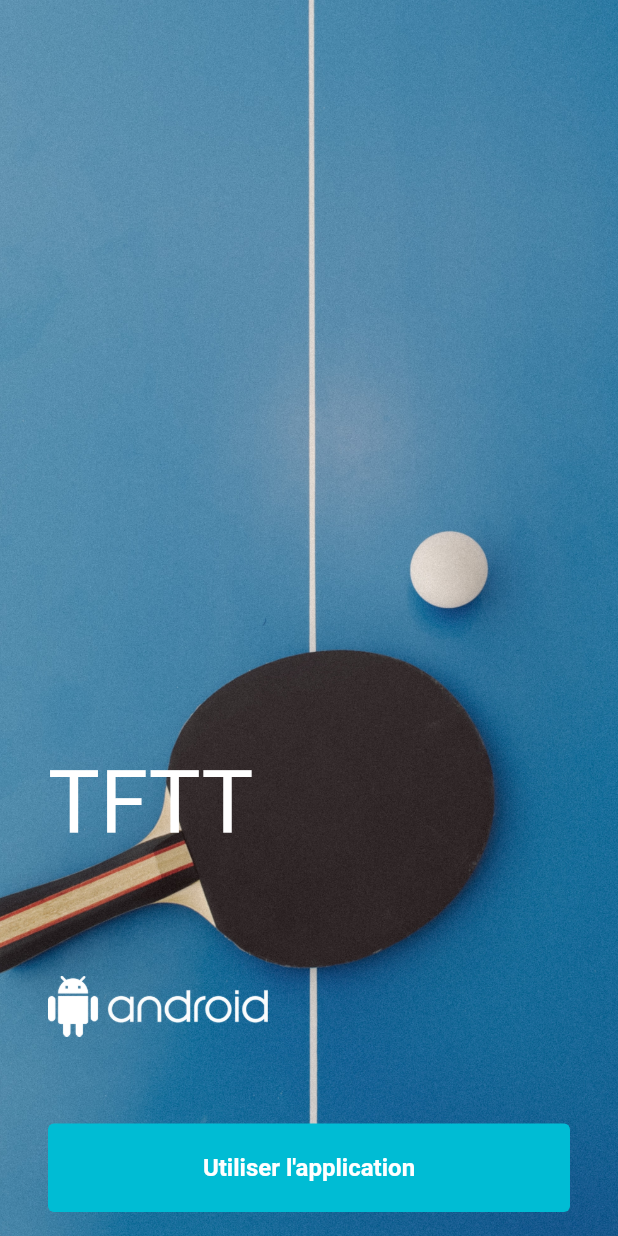
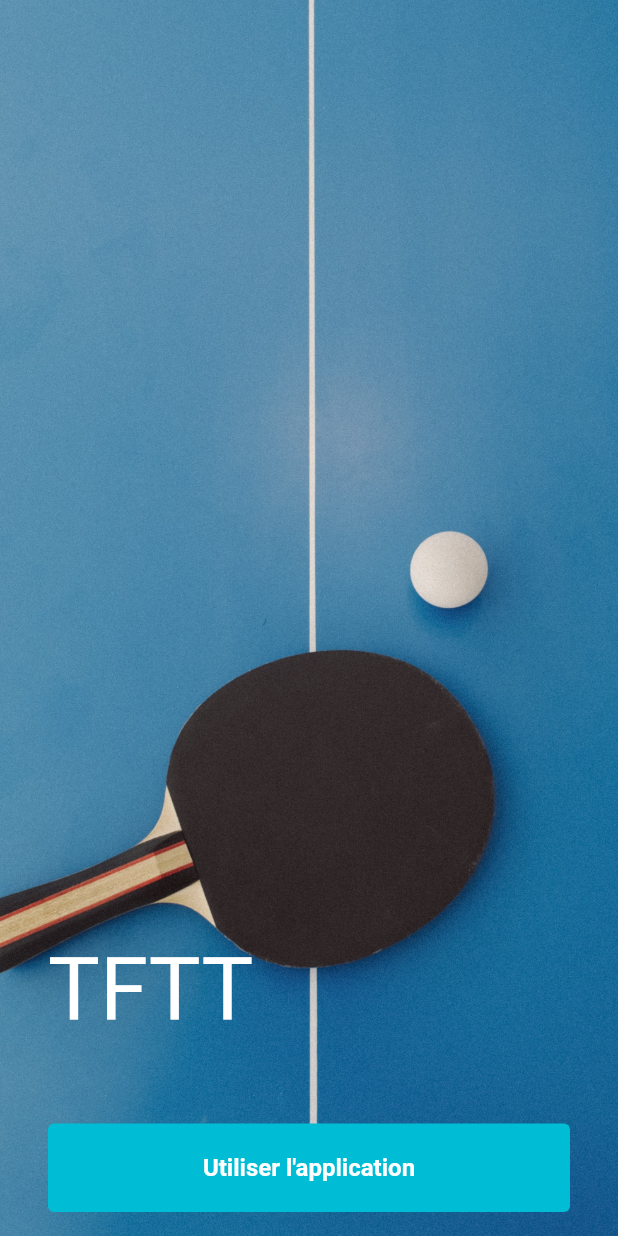
Before and after one commit to TheoLaperrouse/Flutter_TFTT, a Flutter app: the screen it shows after launch, on a phone screen of 412 x 824 dp. Run offline on Flutter 3.47's test engine with Material 2 defaults, Android fonts, the phone set to English and light mode, and no system bars; our stand-ins replace carousel_slider, flutter_settings_screens, table_calendar, webview_flutter.

Commit message:
Delete Logo and apply a better color

```diff
--- a/lib/constants/Theme.dart
+++ b/lib/constants/Theme.dart
@@ -19,7 +19,7 @@ class MaterialColors {
   static const Color border = Color.fromRGBO(231, 231, 231, 1.0);
   static const Color caption = Color.fromRGBO(74, 74, 74, 1.0);
   static const Color bgColorScreen = Color.fromRGBO(238, 238, 238, 1.0);
-  static const Color drawer = Color.fromRGBO(38, 39, 224, 1.0);
+  static const Color drawer = Color.fromRGBO(30, 125, 165, 1.0);
   static const Color signStartGradient = Color.fromRGBO(108, 36, 170, 1.0);
   static const Color signEndGradient = Color.fromRGBO(21, 0, 43, 1.0);
   static const Color socialFacebook = Color.fromRGBO(59, 89, 152, 1.0);
--- a/lib/screens/onboarding.dart
+++ b/lib/screens/onboarding.dart
@@ -39,12 +39,6 @@ class Onboarding extends StatelessWidget {
                   ],
                 ),
                 Padding(
-                  padding: const EdgeInsets.symmetric(vertical: 42.0),
-                  child: Row(children: <Widget>[
-                    Image.asset("assets/img/logo-android.png", scale: 2.6)
-                  ]),
-                ),
-                Padding(
                   padding: const EdgeInsets.only(top: 16.0),
                   child: SizedBox(
                     width: double.infinity,
--- a/pubspec.yaml
+++ b/pubspec.yaml
@@ -54,9 +54,7 @@ flutter:
 
   # To add assets to your application, add an assets section, like this:
   assets:
-    - assets/img/logo-android.png
     - assets/img/onboarding.jpg
-    - assets/img/effectif_feminin.jpg
     - assets/img/logo-tftt.jpg
     - assets/img/match.jpg
     - assets/img/user.jpg
```
Also changed, not shown: assets/img/effectif_feminin.jpg (deleted), assets/img/logo-android.png (deleted), assets/img/logo-ios.png (deleted).
